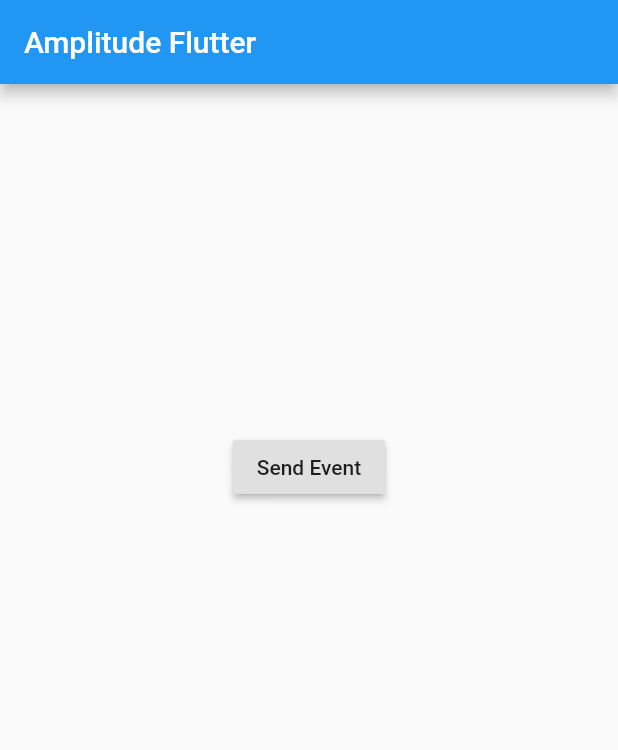
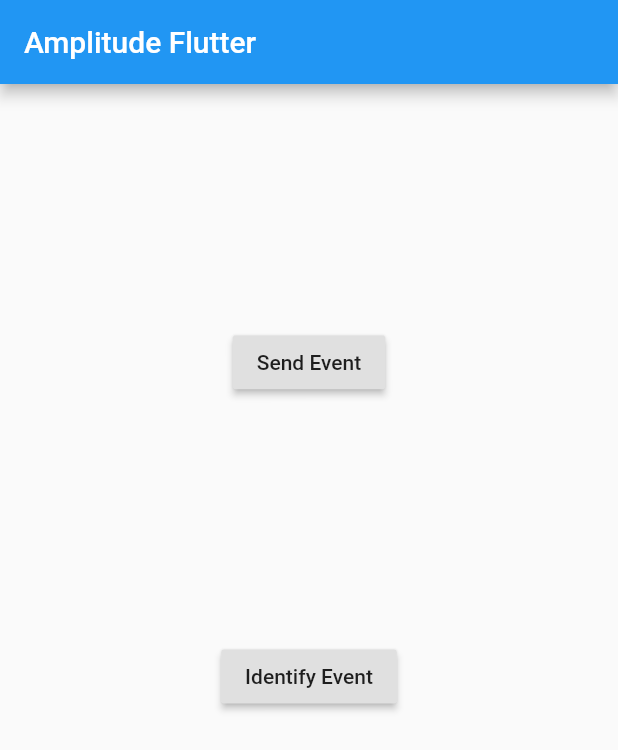
Before and after one commit to amplitude/Amplitude-Flutter-Deprecated, a Flutter app: the screen it shows after launch, on a phone screen of 412 x 824 dp. Shown: the top 750 px of the screen. Run offline on Flutter 3.47's test engine with Material 2 defaults, Android fonts, the phone set to English and light mode, and no system bars; our stand-ins replace device_info.

Commit message:
Add a button to change some user properties

```diff
--- a/example/lib/main.dart
+++ b/example/lib/main.dart
@@ -1,7 +1,8 @@
 import 'dart:async';
-import 'package:flutter/material.dart';
 
 import 'package:amplitude_flutter/amplitude_flutter.dart';
+import 'package:amplitude_flutter/identify.dart';
+import 'package:flutter/material.dart';
 
 void main() => runApp(MyApp());
 
@@ -28,6 +29,19 @@ class _MyAppState extends State<MyApp> {
     });
   }
 
+  Future<void> _sendIdentify() async {
+    final Identify identify = Identify()
+      ..set('identify_test',
+          'identify sent at ${DateTime.now().millisecondsSinceEpoch}')
+      ..add('identify_count', 1);
+
+    await analytics.identify(identify);
+
+    setState(() {
+      _message = 'Identify Sent.';
+    });
+  }
+
   @override
   Widget build(BuildContext context) {
     return MaterialApp(
@@ -43,6 +57,10 @@ class _MyAppState extends State<MyApp> {
                 child: const Text('Send Event'),
                 onPressed: _sendEvent,
               ),
+              RaisedButton(
+                child: const Text('Identify Event'),
+                onPressed: _sendIdentify,
+              ),
               Text(
                 _message,
                 style: TextStyle(color: Colors.black, fontSize: 22),
--- a/lib/amplitude_flutter.dart
+++ b/lib/amplitude_flutter.dart
@@ -1,8 +1,10 @@
 import 'dart:async';
+
 import 'package:flutter/foundation.dart';
 
 import 'client.dart';
 import 'device_info.dart';
+import 'identify.dart';
 import 'session.dart';
 
 class AmplitudeFlutter {
@@ -26,7 +28,7 @@ class AmplitudeFlutter {
       Map<String, dynamic> properties = const <String, String>{}}) async {
     session.refresh();
     final String sessionId = session.getSessionId();
-    final Map<String, dynamic> eventData = <String, String>{
+    final Map<String, dynamic> eventData = <String, dynamic>{
       'event_type': name,
       'session_id': sessionId
     };
@@ -37,4 +39,8 @@ class AmplitudeFlutter {
 
     await client.post(eventData);
   }
+
+  Future<void> identify(Identify identify) async {
+    return logEvent(name: r'$identify', properties: identify.payload);
+  }
 }
```
